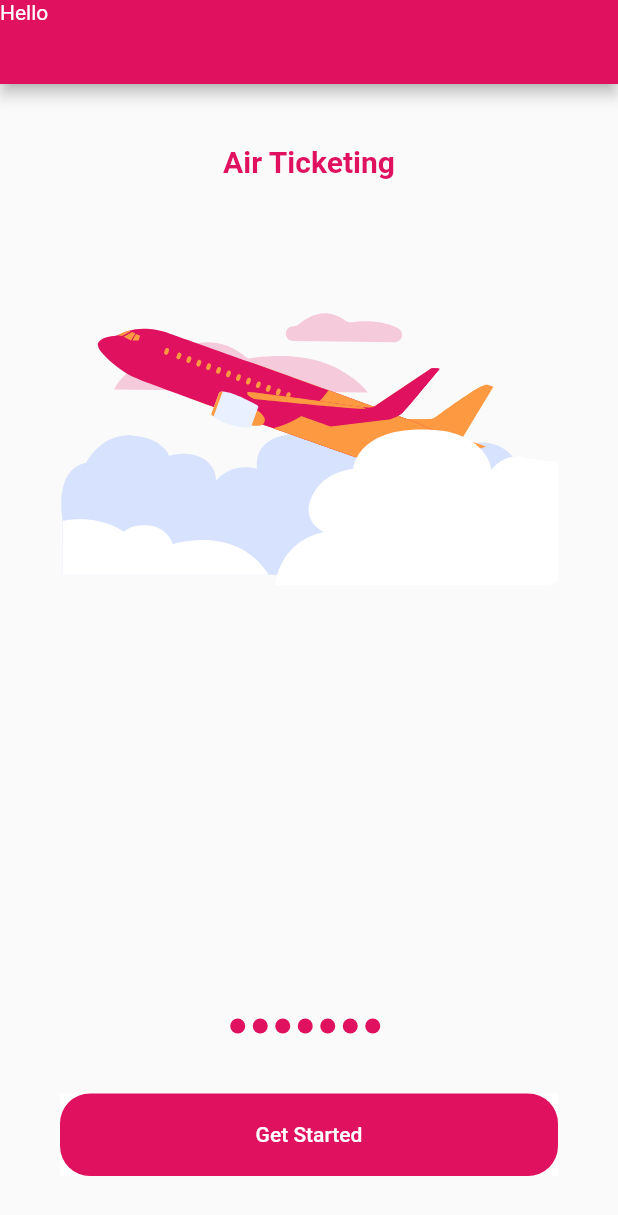
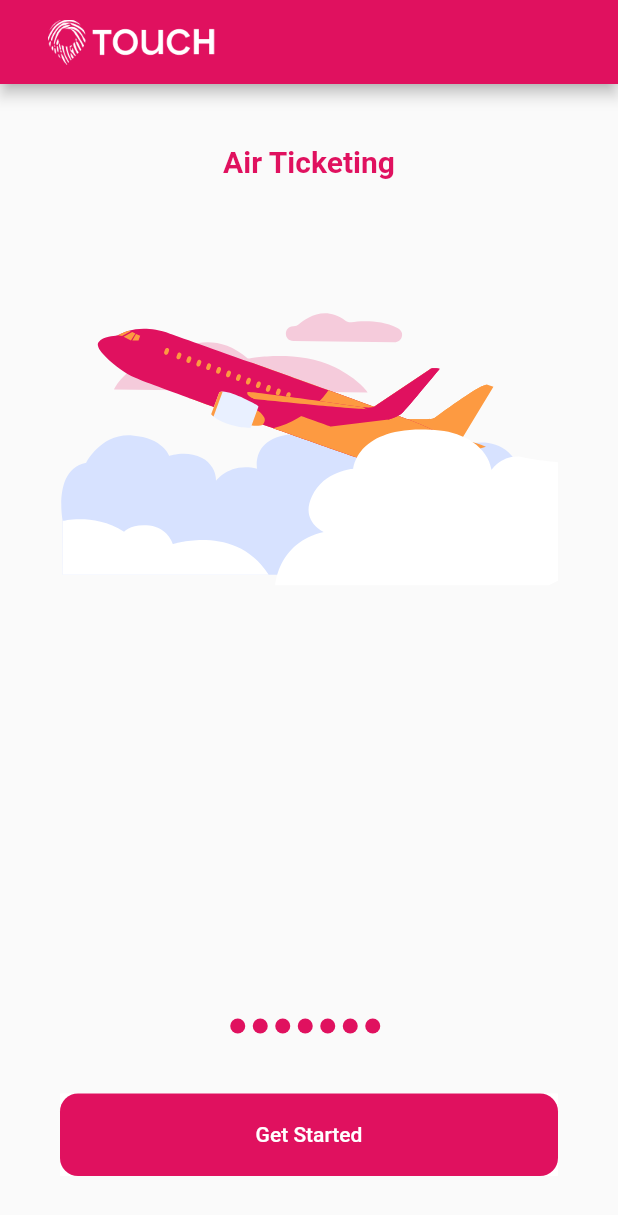
Before and after one commit to shihabcse1/Flutter-Onboard-Screen, a Flutter app: the screen it shows after launch, on a phone screen of 412 x 824 dp. Shown: the top 1215 px of the screen. Run offline on Flutter 3.47's test engine with Material 2 defaults, Android fonts, the phone set to English and light mode, and no system bars; our stand-ins replace flutter_svg.

Commit message:
top bar logo added

```diff
--- a/lib/OnBoarding.dart
+++ b/lib/OnBoarding.dart
@@ -30,7 +30,10 @@ class _OnBoardingState extends State<OnBoarding> {
   Widget build(BuildContext context) {
     return Scaffold(
       appBar: AppBar(
-        leading: Text("Hello"),
+        title: Container(   // <--- Change here
+            padding: EdgeInsets.only(left: 16.0), // <-- play with the double number
+            child: Image.asset("images/logo.png",scale: 2,)
+        ),
         backgroundColor: Color(0xffE0115F),
       ),
       body: Column(
@@ -95,7 +98,7 @@ class _OnBoardingState extends State<OnBoarding> {
               color: Color(0xffE0115F),
               textColor: Colors.white,
               shape: RoundedRectangleBorder(
-                borderRadius: BorderRadius.circular(20),
+                borderRadius: BorderRadius.circular(12),
               ),
             ),
           ),
```
